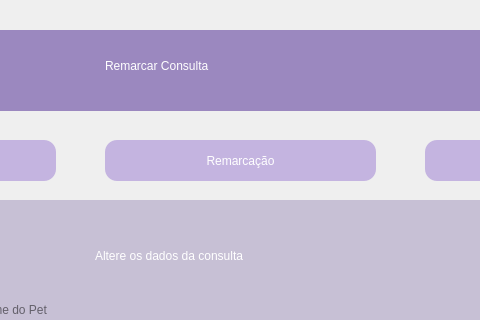
The window that VeterinaryScheduleSystem/remarcacao.ui (brenoafsa/VeterinaryScheduleSystem) describes before a commit, drawn with Qt 5; both pictures show x 555 to 1035 and y 0 to 320 of the 1302 by 619 pixel window.
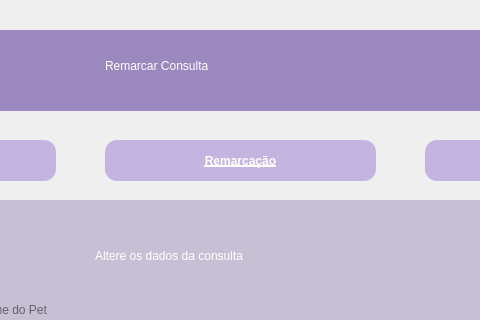
The same window after the commit.

```diff
--- a/VeterinaryScheduleSystem/remarcacao.ui
+++ b/VeterinaryScheduleSystem/remarcacao.ui
@@ -436,6 +436,15 @@
      <height>41</height>
     </rect>
    </property>
+   <property name="font">
+    <font>
+     <family>System</family>
+     <pointsize>9</pointsize>
+     <italic>false</italic>
+     <bold>true</bold>
+     <underline>true</underline>
+    </font>
+   </property>
    <property name="styleSheet">
     <string notr="true">background-color: #C4B4E0;
 font: 700 9pt &quot;System&quot;;
```
